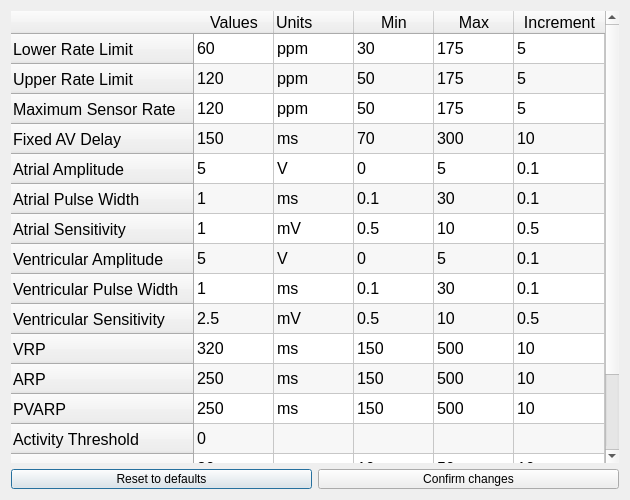
The window that DCM/ui_files/parameters.ui (CarlosCapili/3K04-Pacemaker-Project) describes before a commit, drawn with Qt 5.
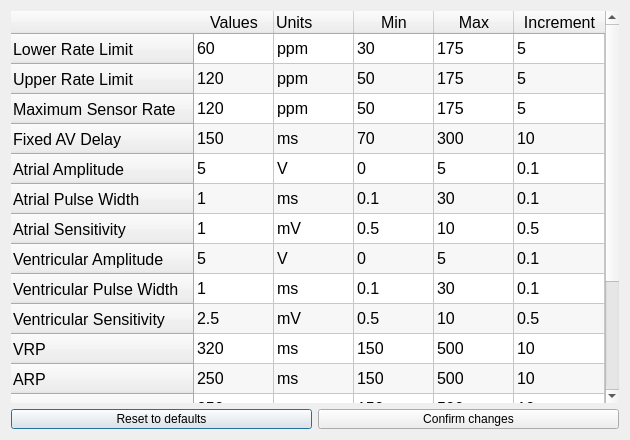
The same window after the commit.

What changed in the file:
```diff
--- a/DCM/ui_files/parameters.ui
+++ b/DCM/ui_files/parameters.ui
@@ -7,7 +7,7 @@
     <x>0</x>
     <y>0</y>
     <width>630</width>
-    <height>500</height>
+    <height>440</height>
    </rect>
   </property>
   <property name="sizePolicy">
@@ -19,12 +19,12 @@
   <property name="minimumSize">
    <size>
     <width>630</width>
-    <height>325</height>
+    <height>440</height>
    </size>
   </property>
   <property name="maximumSize">
    <size>
-    <width>800</width>
+    <width>630</width>
     <height>500</height>
    </size>
   </property>
@@ -76,6 +76,12 @@
        <verstretch>0</verstretch>
       </sizepolicy>
      </property>
+     <property name="minimumSize">
+      <size>
+       <width>0</width>
+       <height>0</height>
+      </size>
+     </property>
      <property name="font">
       <font>
        <pointsize>12</pointsize>
@@ -157,7 +163,7 @@
       <bool>false</bool>
      </attribute>
      <attribute name="verticalHeaderStretchLastSection">
-      <bool>true</bool>
+      <bool>false</bool>
      </attribute>
      <row>
       <property name="text">
```
